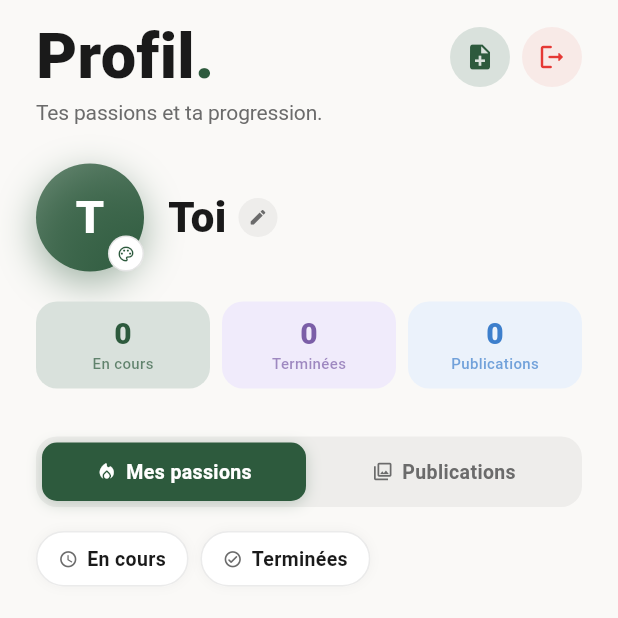
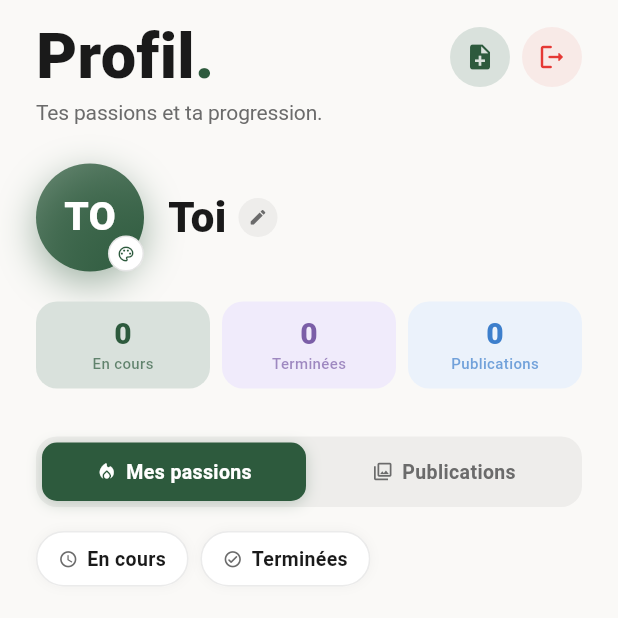
Before and after one commit to BuSHYoff/discover, a Flutter app: the ProfileScreen screen opened directly, on a phone screen of 412 x 824 dp, the top half of it. Run offline on Flutter 3.47's test engine with Material 3 defaults, Android fonts, the phone set to English and light mode, and no system bars; our stand-ins replace animate_do, cached_network_image, cloud_firestore, firebase_auth, firebase_core, firebase_messaging and 8 more; missing offline and left inert: countries_world_map, country_flags; accounts and stored records are empty.

Commit message:
fix: show first two letters of username on profile avatar

```diff
--- a/lib/features/profile/screens/profile_screen.dart
+++ b/lib/features/profile/screens/profile_screen.dart
@@ -437,11 +437,13 @@ class _ProfileScreenState extends State<ProfileScreen> {
                               ),
                               child: Center(
                                 child: Text(
-                                  _profile.name.isNotEmpty
-                                      ? _profile.name[0].toUpperCase()
-                                      : '?',
+                                  _profile.name.length >= 2
+                                      ? _profile.name.substring(0, 2).toUpperCase()
+                                      : _profile.name.isNotEmpty
+                                          ? _profile.name[0].toUpperCase()
+                                          : '?',
                                   style: GoogleFonts.firaSansCondensed(
-                                    fontSize: 30,
+                                    fontSize: 26,
                                     fontWeight: FontWeight.w800,
                                     color: Colors.white,
                                   ),
```
